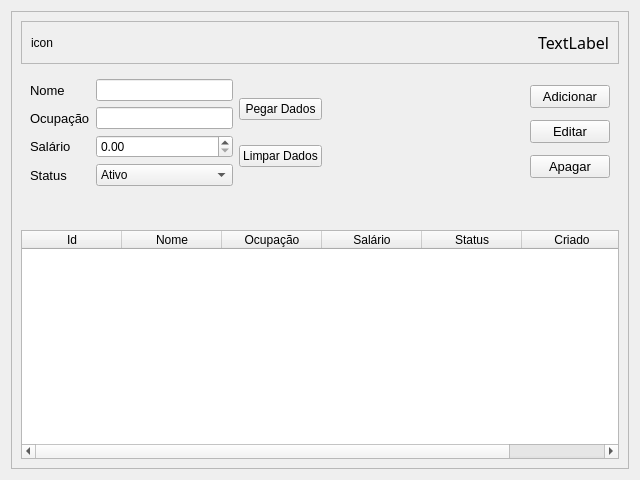
First picture: the form in view/components/Employees.ui, repository Wth10/System-Programmer, before the edit.
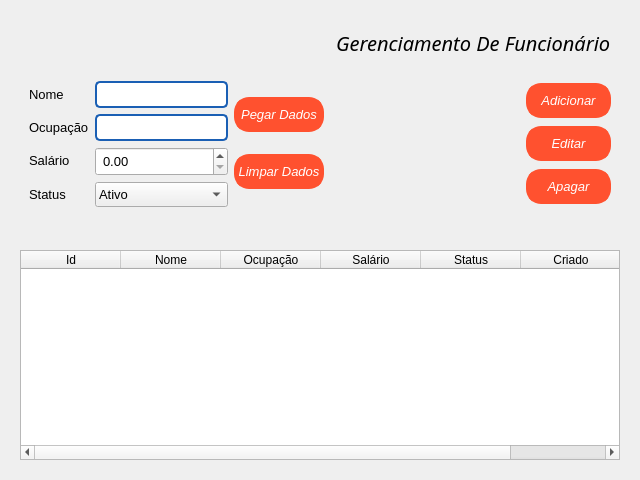
Second picture: the form after the edit. Icons and pictures are not drawn.

```diff
--- a/view/components/Employees.ui
+++ b/view/components/Employees.ui
@@ -17,7 +17,7 @@
    <item>
     <widget class="QFrame" name="frame">
      <property name="frameShape">
-      <enum>QFrame::StyledPanel</enum>
+      <enum>QFrame::NoFrame</enum>
      </property>
      <property name="frameShadow">
       <enum>QFrame::Raised</enum>
@@ -26,7 +26,7 @@
       <item>
        <widget class="QFrame" name="frame_2">
         <property name="frameShape">
-         <enum>QFrame::StyledPanel</enum>
+         <enum>QFrame::NoFrame</enum>
         </property>
         <property name="frameShadow">
          <enum>QFrame::Raised</enum>
@@ -35,7 +35,16 @@
          <item>
           <widget class="QLabel" name="label_2">
            <property name="text">
-            <string>icon</string>
+            <string/>
+           </property>
+           <property name="pixmap">
+            <pixmap>../../assets/icons/icons8-funcionário-homem-64.png</pixmap>
+           </property>
+           <property name="scaledContents">
+            <bool>true</bool>
+           </property>
+           <property name="wordWrap">
+            <bool>true</bool>
            </property>
           </widget>
          </item>
@@ -56,12 +65,15 @@
           <widget class="QLabel" name="label">
            <property name="font">
             <font>
-             <family>Arial Black</family>
-             <pointsize>12</pointsize>
+             <family>Bahnschrift Light</family>
+             <pointsize>15</pointsize>
+             <weight>50</weight>
+             <italic>true</italic>
+             <bold>false</bold>
             </font>
            </property>
            <property name="text">
-            <string>TextLabel</string>
+            <string>Gerenciamento De Funcionário</string>
            </property>
           </widget>
          </item>
@@ -103,8 +115,15 @@
              <property name="font">
               <font>
                <family>Arial</family>
+               <pointsize>10</pointsize>
               </font>
              </property>
+             <property name="styleSheet">
+              <string notr="true">border: 1.5px solid rgb(26, 95, 180);
+border-radius: 5px;
+padding: 3px;
+</string>
+             </property>
             </widget>
            </item>
            <item row="1" column="0">
@@ -131,8 +150,15 @@
              <property name="font">
               <font>
                <family>Arial</family>
+               <pointsize>10</pointsize>
               </font>
              </property>
+             <property name="styleSheet">
+              <string notr="true">border: 1.5px solid rgb(26, 95, 180);
+border-radius: 5px;
+padding: 3px;
+</string>
+             </property>
             </widget>
            </item>
            <item row="2" column="0">
@@ -153,8 +179,13 @@
              <property name="font">
               <font>
                <family>Arial</family>
+               <pointsize>10</pointsize>
               </font>
              </property>
+             <property name="styleSheet">
+              <string notr="true">padding: 3px;
+</string>
+             </property>
              <property name="maximum">
               <double>9999.989999999999782</double>
              </property>
@@ -184,8 +215,13 @@
              <property name="font">
               <font>
                <family>Arial</family>
+               <pointsize>10</pointsize>
               </font>
              </property>
+             <property name="styleSheet">
+              <string notr="true">padding: 3px;
+</string>
+             </property>
              <item>
               <property name="text">
                <string>Ativo</string>
@@ -204,6 +240,31 @@
           <layout class="QVBoxLayout" name="verticalLayout_4">
            <item>
             <widget class="QPushButton" name="BtnGetData">
+             <property name="font">
+              <font>
+               <family>Arial</family>
+               <pointsize>10</pointsize>
+               <italic>true</italic>
+              </font>
+             </property>
+             <property name="styleSheet">
+              <string notr="true">.QPushButton{
+	background-color: #FF512F;
+	color: rgb(255, 255, 255);
+	border: 5px solid#FF512F;
+	border-radius: 15px;
+	height: 25px;
+	width: 75px;
+}
+
+.QPushButton:hover{
+	background-color: #003973;
+	border: 2px;
+	color: white;
+}
+
+</string>
+             </property>
              <property name="text">
               <string>Pegar Dados</string>
              </property>
@@ -211,6 +272,31 @@
            </item>
            <item>
             <widget class="QPushButton" name="BtnClean">
+             <property name="font">
+              <font>
+               <family>Arial</family>
+               <pointsize>10</pointsize>
+               <italic>true</italic>
+              </font>
+             </property>
+             <property name="styleSheet">
+              <string notr="true">.QPushButton{
+	background-color: #FF512F;
+	color: rgb(255, 255, 255);
+	border: 5px solid#FF512F;
+	border-radius: 15px;
+	height: 25px;
+	width: 80px;
+}
+
+.QPushButton:hover{
+	background-color: #003973;
+	border: 2px;
+	color: white;
+}
+
+</string>
+             </property>
              <property name="text">
               <string>Limpar Dados</string>
              </property>
@@ -239,8 +325,27 @@
               <font>
                <family>Arial</family>
                <pointsize>10</pointsize>
+               <italic>true</italic>
               </font>
              </property>
+             <property name="styleSheet">
+              <string notr="true">.QPushButton{
+	background-color: #FF512F;
+	color: rgb(255, 255, 255);
+	border: 5px solid#FF512F;
+	border-radius: 15px;
+	height: 25px;
+	width: 75px;
+}
+
+.QPushButton:hover{
+	background-color: #003973;
+	border: 2px;
+	color: white;
+}
+
+</string>
+             </property>
              <property name="text">
               <string>Adicionar</string>
              </property>
@@ -252,8 +357,27 @@
               <font>
                <family>Arial</family>
                <pointsize>10</pointsize>
+               <italic>true</italic>
               </font>
              </property>
+             <property name="styleSheet">
+              <string notr="true">.QPushButton{
+	background-color: #FF512F;
+	color: rgb(255, 255, 255);
+	border: 5px solid#FF512F;
+	border-radius: 15px;
+	height: 25px;
+	width: 75px;
+}
+
+.QPushButton:hover{
+	background-color: #003973;
+	border: 2px;
+	color: white;
+}
+
+</string>
+             </property>
              <property name="text">
               <string>Editar</string>
              </property>
@@ -265,8 +389,27 @@
               <font>
                <family>Arial</family>
                <pointsize>10</pointsize>
+               <italic>true</italic>
               </font>
              </property>
+             <property name="styleSheet">
+              <string notr="true">.QPushButton{
+	background-color: #FF512F;
+	color: rgb(255, 255, 255);
+	border: 5px solid#FF512F;
+	border-radius: 15px;
+	height: 25px;
+	width: 75px;
+}
+
+.QPushButton:hover{
+	background-color: #003973;
+	border: 2px;
+	color: white;
+}
+
+</string>
+             </property>
              <property name="text">
               <string>Apagar</string>
              </property>
@@ -282,9 +425,13 @@
         <property name="font">
          <font>
           <family>Arial Black</family>
-          <pointsize>13</pointsize>
+          <pointsize>12</pointsize>
+          <italic>true</italic>
          </font>
         </property>
+        <property name="styleSheet">
+         <string notr="true">color: rgb(255, 0, 0);</string>
+        </property>
         <property name="text">
          <string/>
         </property>
```
